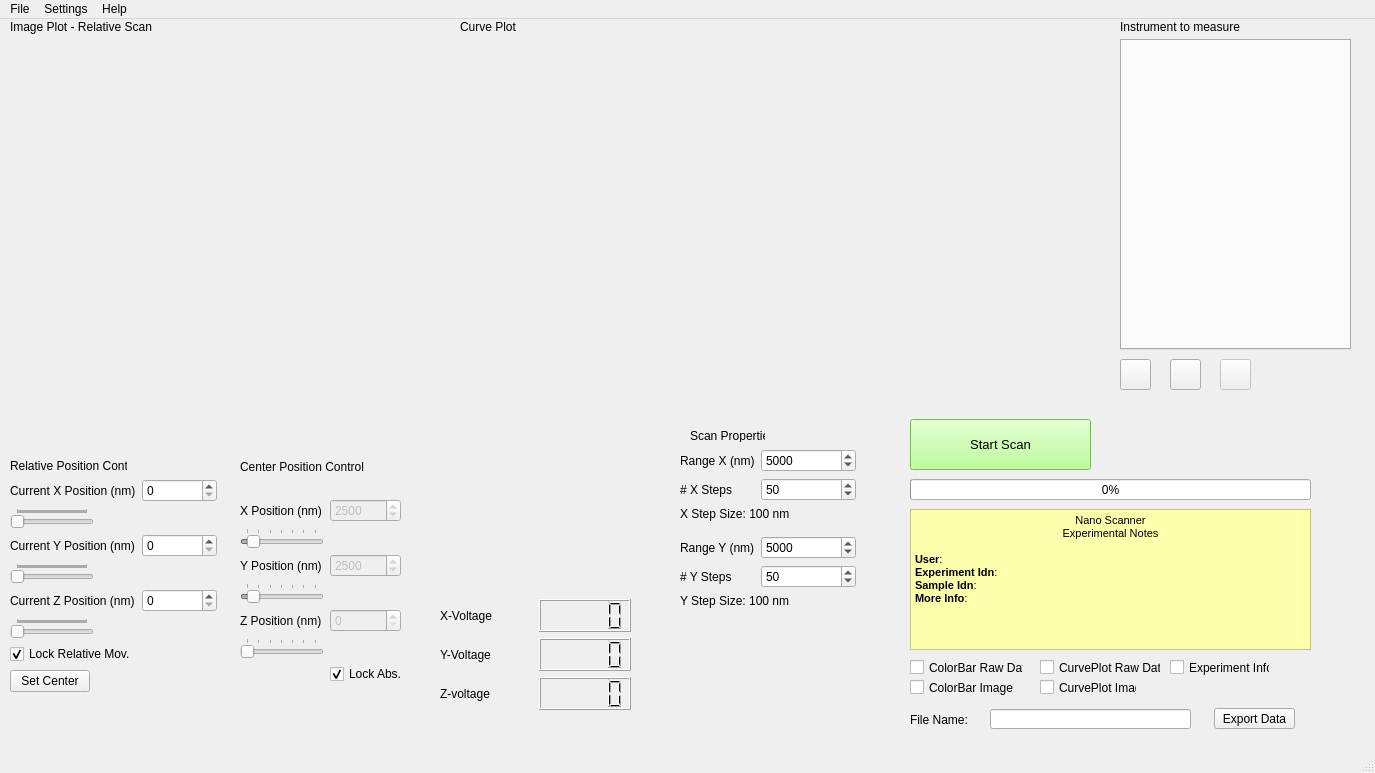
Before: the Qt Designer form nanoscanner/main_layout.ui in AllisonPessoa/nano-scanner, drawn with Qt 5.
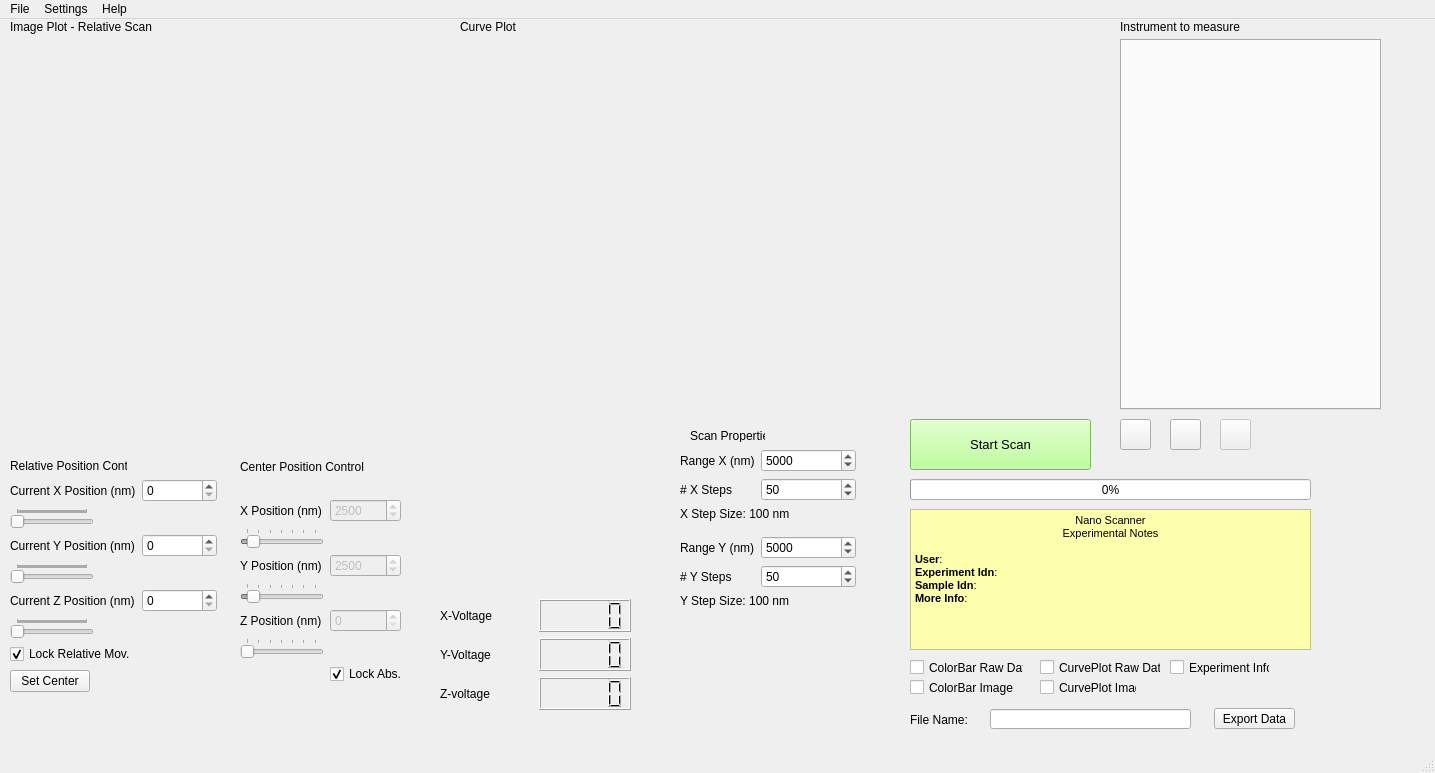
After: the same form once the commit is applied. Icons and pictures are not drawn. Custom widgets are drawn as their Qt base class.

What changed in the file:
```diff
--- a/nanoscanner/main_layout.ui
+++ b/nanoscanner/main_layout.ui
@@ -9,7 +9,7 @@
    <rect>
     <x>0</x>
     <y>0</y>
-    <width>1375</width>
+    <width>1435</width>
     <height>773</height>
    </rect>
   </property>
@@ -802,8 +802,8 @@
      <rect>
       <x>1120</x>
       <y>20</y>
-      <width>231</width>
-      <height>311</height>
+      <width>261</width>
+      <height>371</height>
      </rect>
     </property>
     <property name="tabPosition">
@@ -936,7 +936,7 @@
     <property name="geometry">
      <rect>
       <x>1120</x>
-      <y>340</y>
+      <y>400</y>
       <width>31</width>
       <height>31</height>
      </rect>
@@ -953,7 +953,7 @@
     <property name="geometry">
      <rect>
       <x>1170</x>
-      <y>340</y>
+      <y>400</y>
       <width>31</width>
       <height>31</height>
      </rect>
@@ -973,7 +973,7 @@
     <property name="geometry">
      <rect>
       <x>1220</x>
-      <y>340</y>
+      <y>400</y>
       <width>31</width>
       <height>31</height>
      </rect>
@@ -992,7 +992,7 @@
     <rect>
      <x>0</x>
      <y>0</y>
-     <width>1375</width>
+     <width>1435</width>
      <height>21</height>
     </rect>
    </property>
```
